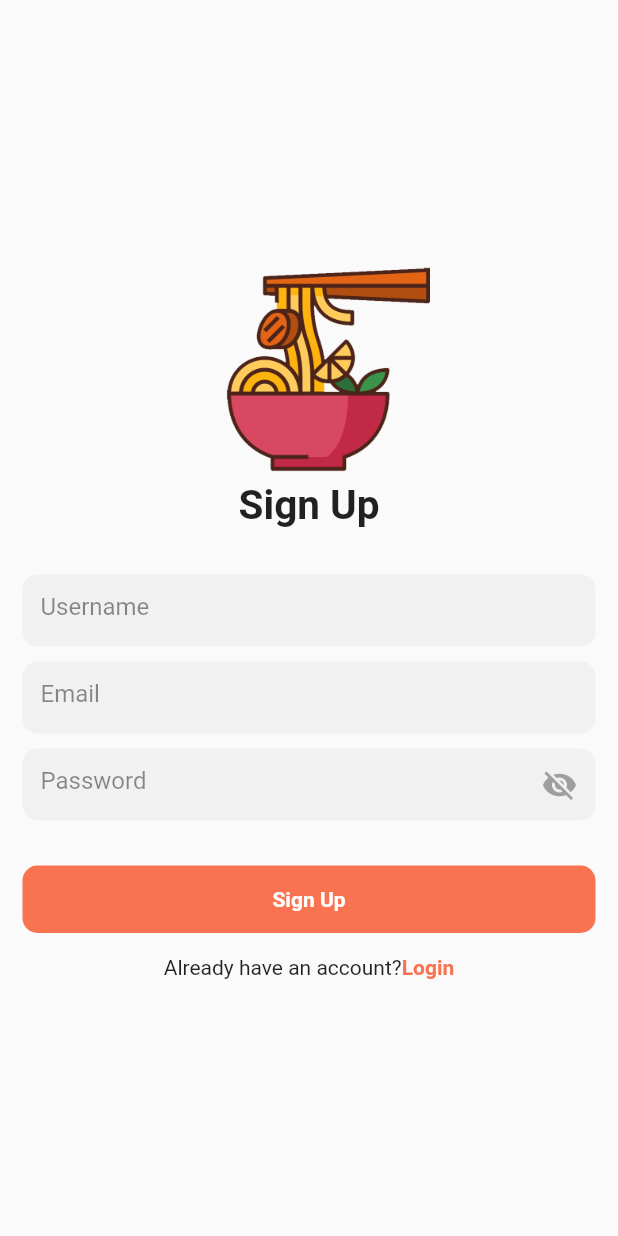
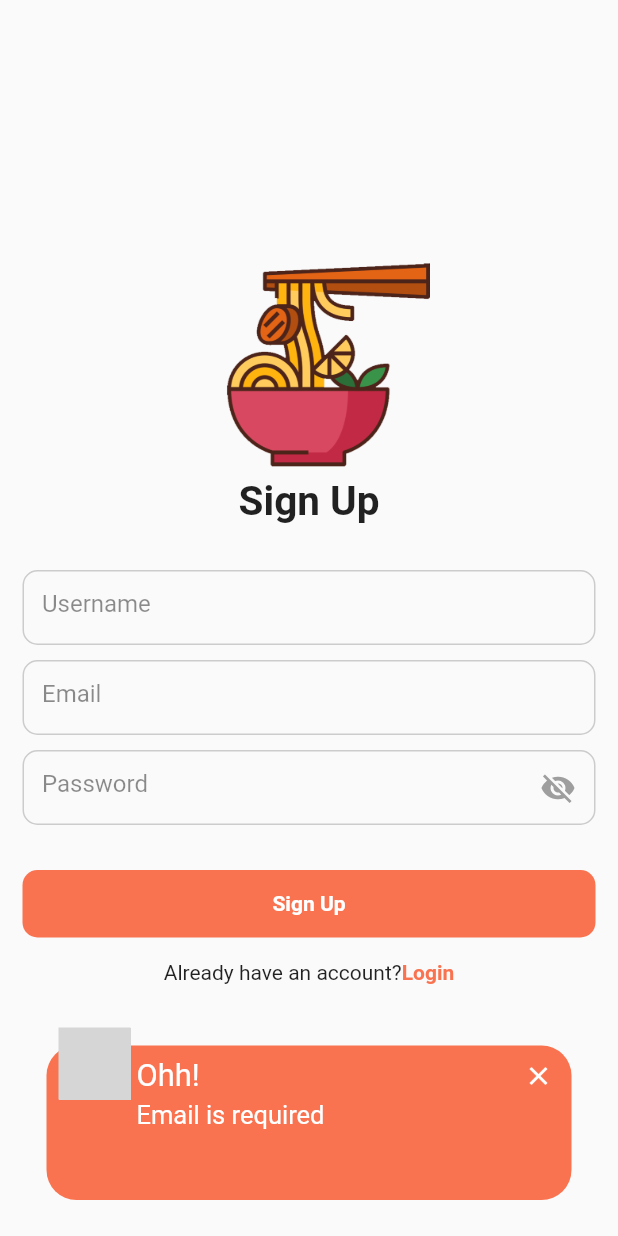
Before and after one commit to PhamH1eu/wikiFoodia, a Flutter app: the SignUpPage screen opened by its route, after a tap on "Sign Up", on a phone screen of 412 x 824 dp. Run offline on Flutter 3.47's test engine with Material 2 defaults, Android fonts, the phone set to English and light mode, and no system bars; drawn by our look-alikes of awesome_snackbar_content; our stand-ins replace firebase_auth, firebase_core, font_awesome_flutter, google_sign_in; accounts and stored records are empty; network calls fail; grey boxes are pictures that could not be loaded.

Commit message:
Add error messages when authorization failed

```diff
--- /dev/null
+++ b/lib/features/app/flash_message.dart
@@ -0,0 +1,24 @@
+import 'package:awesome_snackbar_content/awesome_snackbar_content.dart';
+import 'package:flutter/material.dart';
+
+class FlashMessage {
+  static void showMySnackBar(context, String message) {
+    ScaffoldMessenger.of(context)
+      ..hideCurrentSnackBar()
+      ..showSnackBar(SnackBar(
+        /// need to set following properties for best effect of awesome_snackbar_content
+        elevation: 0,
+        behavior: SnackBarBehavior.floating,
+        backgroundColor: Colors.transparent,
+        content: AwesomeSnackbarContent(
+          color: Color(0xfff97350),
+          title: 'Ohh!',
+          message: message,
+          messageFontSize: 17,
+
+          /// change contentType to ContentType.success, ContentType.warning or ContentType.help for variants
+          contentType: ContentType.failure,
+        ),
+      ));
+  }
+}
--- a/lib/features/app/splash_screen/splash_screen.dart
+++ b/lib/features/app/splash_screen/splash_screen.dart
@@ -6,7 +6,7 @@ class SplashScreen extends StatefulWidget {
   final Widget? child;
   const SplashScreen({super.key, this.child});
   @override
-  _SplashScreenState createState() => _SplashScreenState();
+  State<SplashScreen> createState() => _SplashScreenState();
 }
 
 class _SplashScreenState extends State<SplashScreen> {
--- a/lib/features/user_auth/firebase_auth_implementation/firebase_auth_services.dart
+++ b/lib/features/user_auth/firebase_auth_implementation/firebase_auth_services.dart
@@ -2,6 +2,7 @@ import 'package:firebase_auth/firebase_auth.dart';
 
 class FirebaseAuthService {
   final FirebaseAuth _auth = FirebaseAuth.instance;
+  static String errorMessage = "";
 
   Future<User?> signUpWithEmailAndPassword(
       String email, String password) async {
@@ -9,8 +10,23 @@ class FirebaseAuthService {
       UserCredential credential = await _auth.createUserWithEmailAndPassword(
           email: email, password: password);
       return credential.user;
-    } catch (e) {
-      print("Some error occured");
+    } on FirebaseAuthException catch (error) {
+      switch (error.code) {
+        case "network-request-failed":
+          errorMessage = "No internet connection. Please try again.";
+          break;
+        case "email-already-in-use":
+          errorMessage = "Your email address has been used before.";
+          break;
+        case "invalid-email":
+          errorMessage = "Your email address is not valid";
+          break;
+        case "weak-password":
+          errorMessage = "Your password need at least 6 characters.";
+          break;
+        default:
+          errorMessage = "An undefined Error happened.";
+      }
     }
     return null;
   }
@@ -21,9 +37,33 @@ class FirebaseAuthService {
       UserCredential credential = await _auth.signInWithEmailAndPassword(
           email: email, password: password);
       return credential.user;
-    } catch (e) {
-      print("Some error occured");
+    } on FirebaseAuthException catch (error) {
+      switch (error.code) {
+        case "network-request-failed":
+          errorMessage = "No internet connection. Please try again.";
+          break;
+        case "invalid-email":
+          errorMessage = "Your email address isn't in correct format.";
+          break;
+        case "wrong-password":
+          errorMessage = "Your password is wrong.";
+          break;
+        case "user-not-found":
+          errorMessage = "User with this email doesn't exist.";
+          break;
+        case "user-disabled":
+          errorMessage = "User with this email has been disabled.";
+          break;
+        case "too-many-requests":
+          errorMessage = "Too many requests. Try again later.";
+          break;
+        case "channel-error":
+          break;
+        default:
+          errorMessage = "An undefined Error happened.";
+      }
     }
     return null;
   }
+
 }
--- a/lib/features/user_auth/firebase_auth_implementation/google_auth_services.dart
+++ b/lib/features/user_auth/firebase_auth_implementation/google_auth_services.dart
@@ -10,7 +10,6 @@ class GoogleSignInProvider extends ChangeNotifier {
   Future googleLogin() async {
     final googleUser = await googleSignIn.signIn();
     if (googleUser == null) {
-      print('noooooooooooo');
       return;
     }
     _user = googleUser;
@@ -25,7 +24,7 @@ class GoogleSignInProvider extends ChangeNotifier {
     try {
       await googleSignIn.disconnect();
     } catch (e) {
-      print(e.toString());
+      //bla;
     }
     FirebaseAuth.instance.signOut();
     notifyListeners();
--- a/lib/features/user_auth/presentation/pages/login_page.dart
+++ b/lib/features/user_auth/presentation/pages/login_page.dart
@@ -1,10 +1,10 @@
 // ignore_for_file: prefer_const_constructors, prefer_const_literals_to_create_immutables
-
 import 'package:flutter/material.dart';
 
 import 'package:firebase_auth/firebase_auth.dart';
 import 'package:font_awesome_flutter/font_awesome_flutter.dart';
 import 'package:provider/provider.dart';
+import 'package:wikifoodia/features/app/flash_message.dart';
 import 'package:wikifoodia/features/user_auth/firebase_auth_implementation/firebase_auth_services.dart';
 import 'package:wikifoodia/features/user_auth/firebase_auth_implementation/google_auth_services.dart';
 import 'sign_up_page.dart';
@@ -183,12 +183,20 @@ class _LoginPageState extends State<LoginPage> {
     String email = _emailController.text.trim();
     String password = _passwordController.text.trim();
 
-    User? user = await _auth.signInWithEmailAndPassword(email, password);
-    if (user != null) {
-      print("User is successfully created");
-      Navigator.pushNamed(context, "/home");
+    if (email.isEmpty) {
+      FlashMessage.showMySnackBar(context, "Email is required");
+    } else if (password.isEmpty) {
+      FlashMessage.showMySnackBar(context, "Password is required");
     } else {
-      print("error");
+      await _auth.signInWithEmailAndPassword(email, password);
+      if (context.mounted) {
+        if (FirebaseAuth.instance.currentUser != null) {
+          Navigator.pushNamed(context, "/home");
+        } else {
+          FlashMessage.showMySnackBar(
+              context, FirebaseAuthService.errorMessage);
+        }
+      }
     }
   }
 }
--- a/lib/features/user_auth/presentation/pages/sign_up_page.dart
+++ b/lib/features/user_auth/presentation/pages/sign_up_page.dart
@@ -2,6 +2,7 @@
 
 import 'package:firebase_auth/firebase_auth.dart';
 import 'package:flutter/material.dart';
+import 'package:wikifoodia/features/app/flash_message.dart';
 import 'package:wikifoodia/features/user_auth/firebase_auth_implementation/firebase_auth_services.dart';
 import 'package:wikifoodia/features/user_auth/presentation/pages/login_page.dart';
 import 'package:wikifoodia/features/user_auth/presentation/widgets/form_container_widget.dart';
@@ -34,10 +35,14 @@ class _SignUpPageState extends State<SignUpPage> {
       body: Center(
         child: Padding(
           padding: const EdgeInsets.symmetric(horizontal: 15),
-          child: Column(mainAxisAlignment: MainAxisAlignment.center, children: [
+          child: SingleChildScrollView(
+                child: Column(
+                    mainAxisAlignment: MainAxisAlignment.center,
+                    children: [
                       Image.asset('assets/images/pho.png', height: 150),
                       Text('Sign Up',
-                style: TextStyle(fontSize: 27, fontWeight: FontWeight.bold)),
+                          style: TextStyle(
+                              fontSize: 27, fontWeight: FontWeight.bold)),
                       SizedBox(
                         height: 30,
                       ),
@@ -78,7 +83,8 @@ class _SignUpPageState extends State<SignUpPage> {
                             child: Text(
                               "Sign Up",
                               style: TextStyle(
-                        color: Colors.white, fontWeight: FontWeight.bold),
+                                  color: Colors.white,
+                                  fontWeight: FontWeight.bold),
                             ),
                           ),
                         ),
@@ -95,35 +101,40 @@ class _SignUpPageState extends State<SignUpPage> {
                             onTap: () {
                               Navigator.pushAndRemoveUntil(
                                   context,
-                        MaterialPageRoute(builder: ((context) => LoginPage())),
+                                  MaterialPageRoute(
+                                      builder: ((context) => LoginPage())),
                                   (route) => false);
                             },
                             child: Text(
                               "Login",
                               style: (TextStyle(
-                        color: Color(0xfff97350), fontWeight: FontWeight.bold)),
+                                  color: Color(0xfff97350),
+                                  fontWeight: FontWeight.bold)),
                             ),
                           )
                         ],
                       )
-          ]),
+                      ]))
         ),
       ),
     );
   }
 
   void _signUp() async {
-    // String username = _usernameController.text.trim();
     String email = _emailController.text.trim();
     String password = _passwordController.text.trim();
 
     User? user = await _auth.signUpWithEmailAndPassword(email, password);
-
-    if (user != null) {
-      print("User is successfully created");
+    if (context.mounted) {
+      if (email.isEmpty) {
+        FlashMessage.showMySnackBar(context, "Email is required");
+      } else if (password.isEmpty) {
+        FlashMessage.showMySnackBar(context, "Password is required");
+      } else if (user != null) {
         Navigator.pushNamed(context, "/home");
       } else {
-      print("error");
+        FlashMessage.showMySnackBar(context, FirebaseAuthService.errorMessage);
       }
     }
   }
+}
--- a/lib/features/user_auth/presentation/widgets/form_container_widget.dart
+++ b/lib/features/user_auth/presentation/widgets/form_container_widget.dart
@@ -1,10 +1,6 @@
-
-
 import 'package:flutter/material.dart';
 
-
 class FormContainerWidget extends StatefulWidget {
-
   final TextEditingController? controller;
   final Key? fieldKey;
   final bool? isPasswordField;
@@ -16,8 +12,8 @@ class FormContainerWidget extends StatefulWidget {
   final ValueChanged<String>? onFieldSubmitted;
   final TextInputType? inputType;
 
-  const FormContainerWidget({
-    this.controller,
+  const FormContainerWidget(
+      {super.key, this.controller,
       this.isPasswordField,
       this.fieldKey,
       this.hintText,
@@ -26,24 +22,22 @@ class FormContainerWidget extends StatefulWidget {
       this.onSaved,
       this.validator,
       this.onFieldSubmitted,
-    this.inputType
-  });
+      this.inputType,});
 
   @override
-  _FormContainerWidgetState createState() => _FormContainerWidgetState();
+  State<FormContainerWidget> createState() => _FormContainerWidgetState();
 }
 
 class _FormContainerWidgetState extends State<FormContainerWidget> {
-
   bool _obscureText = true;
-
 
   @override
   Widget build(BuildContext context) {
     return Container(
       width: double.infinity,
       decoration: BoxDecoration(
-        color: Colors.grey.withOpacity(.1),
+        border: Border.all(color: Colors.grey.withOpacity(0.5), width: 1),
+        color: Colors.grey.withOpacity(0),
         borderRadius: BorderRadius.circular(10),
       ),
       child: TextFormField(
@@ -51,15 +45,16 @@ class _FormContainerWidgetState extends State<FormContainerWidget> {
         controller: widget.controller,
         keyboardType: widget.inputType,
         key: widget.fieldKey,
-        obscureText: widget.isPasswordField == true? _obscureText : false,
+        obscureText: widget.isPasswordField == true ? _obscureText : false,
         onSaved: widget.onSaved,
         validator: widget.validator,
         onFieldSubmitted: widget.onFieldSubmitted,
         decoration: InputDecoration(
+          errorText: null,
           border: InputBorder.none,
           filled: true,
           fillColor: Colors.transparent,
-          focusedBorder:OutlineInputBorder(
+          focusedBorder: OutlineInputBorder(
             borderSide: const BorderSide(color: Color(0xfff97350), width: 2.0),
             borderRadius: BorderRadius.all(Radius.circular(8)),
           ),
@@ -71,8 +66,13 @@ class _FormContainerWidgetState extends State<FormContainerWidget> {
                 _obscureText = !_obscureText;
               });
             },
-            child:
-            widget.isPasswordField==true? Icon(_obscureText ? Icons.visibility_off : Icons.visibility, color: _obscureText == false ? Color(0xfff97350) : Colors.grey,) : Text(""),
+            child: widget.isPasswordField == true
+                ? Icon(
+                    _obscureText ? Icons.visibility_off : Icons.visibility,
+                    color:
+                        _obscureText == false ? Color(0xfff97350) : Colors.grey,
+                  )
+                : Text(""),
           ),
         ),
       ),
--- a/pubspec.yaml
+++ b/pubspec.yaml
@@ -39,6 +39,8 @@ dependencies:
   google_sign_in: ^6.1.5
   font_awesome_flutter: ^9.0.0
   provider: ^6.0.0
+  fluttertoast: ^8.2.2
+  awesome_snackbar_content: ^0.1.3
 
   # The following adds the Cupertino Icons font to your application.
   # Use with the CupertinoIcons class for iOS style icons.
```
Also changed, not shown: pubspec.lock, 1 other file. Lines whose indentation alone changed are shown as unchanged.
